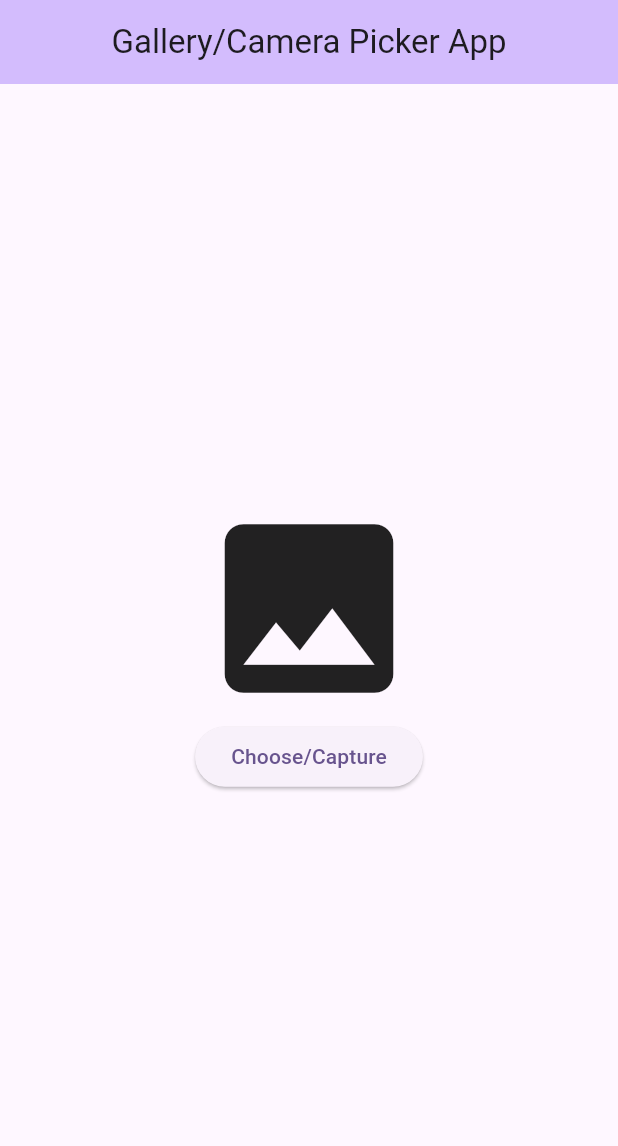
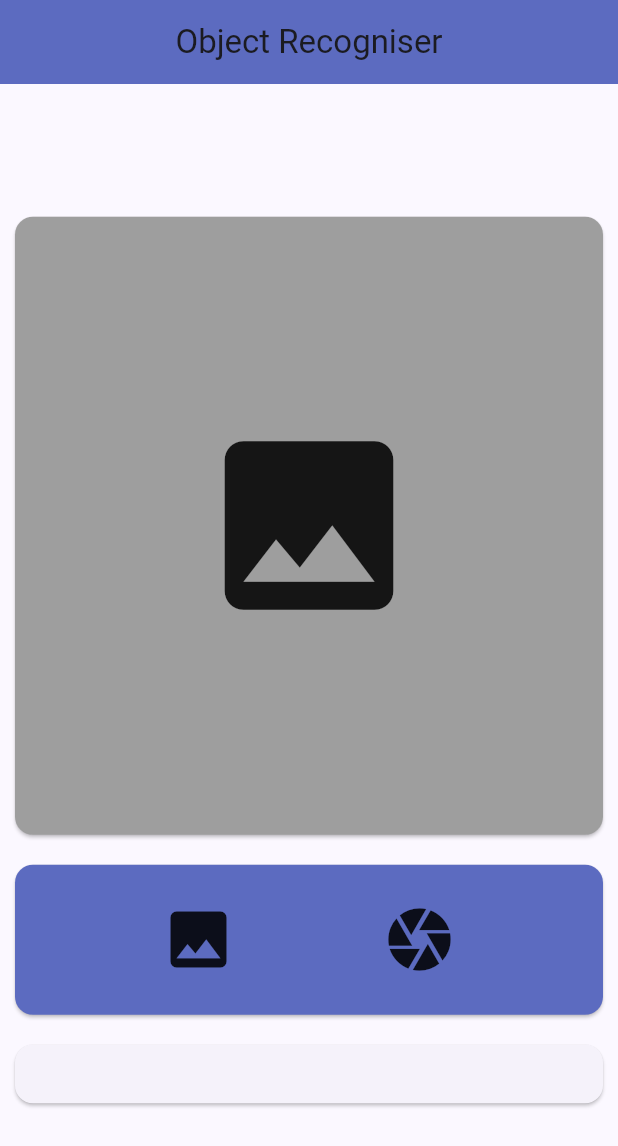
Before and after one commit to Matt-ya-Nata/imagepicker, a Flutter app: the screen it shows after launch, on a phone screen of 412 x 824 dp. Shown: the top 1146 px of the screen. Run offline on Flutter 3.47's test engine with Material 3 defaults, Android fonts, the phone set to English and light mode, and no system bars; our stand-ins replace image_picker; missing offline and left inert: google_mlkit_image_labeling.

Commit message:
Changing GUI of App

```diff
--- a/lib/main.dart
+++ b/lib/main.dart
@@ -14,13 +14,15 @@ class MyApp extends StatelessWidget {
   @override
   Widget build(BuildContext context) {
     return MaterialApp(
-      title: 'Gallery/Camera Picker App',
+      title: 'Object Recognizer',
       theme: ThemeData(
-        colorScheme: ColorScheme.fromSeed(seedColor: Colors.deepPurple),
+        colorScheme: ColorScheme.fromSeed(seedColor: Colors.indigo),
         useMaterial3: true,
       ),
       debugShowCheckedModeBanner: false, // Remove the debug banner
-      home: const MyHomePage(title: 'Gallery/Camera Picker App'),
+      home: const MyHomePage(
+        title: 'Object Recogniser',
+      ),
     );
   }
 }
@@ -35,7 +37,6 @@ class MyHomePage extends StatefulWidget {
 }
 
 class _MyHomePageState extends State<MyHomePage> {
-
   File? image;
   late ImagePicker imagePicker;
   late ImageLabeler labeler;
@@ -45,13 +46,15 @@ class _MyHomePageState extends State<MyHomePage> {
     super.initState();
     // Properly initialize the ImagePicker
     imagePicker = ImagePicker();
-    ImageLabelerOptions options = ImageLabelerOptions(confidenceThreshold:0.60);
+    ImageLabelerOptions options =
+        ImageLabelerOptions(confidenceThreshold: 0.60);
     labeler = ImageLabeler(options: options);
   }
 
   // Image choosing method
   chooseImage() async {
-    XFile? selectedImage = await imagePicker.pickImage(source: ImageSource.gallery);
+    XFile? selectedImage =
+        await imagePicker.pickImage(source: ImageSource.gallery);
     if (selectedImage != null) {
       image = File(selectedImage.path);
       performImageLabeling();
@@ -63,7 +66,8 @@ class _MyHomePageState extends State<MyHomePage> {
 
   // Image capturing method
   captureImage() async {
-    XFile? selectedImage = await imagePicker.pickImage(source: ImageSource.camera);
+    XFile? selectedImage =
+        await imagePicker.pickImage(source: ImageSource.camera);
     if (selectedImage != null) {
       image = File(selectedImage.path);
       performImageLabeling();
@@ -85,23 +89,20 @@ class _MyHomePageState extends State<MyHomePage> {
       final String text = label.label;
       final int index = label.index;
       final double confidence = label.confidence;
-      print(text+"    "+confidence.toString());
-      results+=text+"   "+confidence.toStringAsFixed(2)+ "\n";
+      print(text + "    " + confidence.toString());
+      results += text + "   " + confidence.toStringAsFixed(2) + "\n";
     }
 
     setState(() {
       results;
     });
-
   }
-
-
 
   @override
   Widget build(BuildContext context) {
     return Scaffold(
       appBar: AppBar(
-        backgroundColor: Theme.of(context).colorScheme.inversePrimary,
+        backgroundColor: Colors.indigo.shade400,
         centerTitle: true, // Center the title
         title: Text(widget.title),
       ),
@@ -110,22 +111,58 @@ class _MyHomePageState extends State<MyHomePage> {
           child: Column(
             mainAxisAlignment: MainAxisAlignment.center,
             children: <Widget>[
-              image == null
+              Card(
+                color: Colors.grey,
+                margin: EdgeInsets.all(10),
+                child: Container(
+                  width: MediaQuery.of(context).size.width,
+                  height: MediaQuery.of(context).size.height / 2,
+                  child: image == null
                       ? const Icon(
                           Icons.image,
                           size: 150,
                         )
                       : Image.file(image!),
-              ElevatedButton(
-                onPressed: () {
+                ),
+              ),
+              Card(
+                margin: EdgeInsets.all(10),
+                color: Colors.indigo.shade400,
+                child: Container(
+                  height: 100,
+                  child: Row(
+                    children: [
+                      InkWell(
+                        child: Icon(
+                          Icons.image,
+                          size: 50,
+                        ),
+                        onTap: () {
                           chooseImage();
                         },
-                onLongPress: () {
+                      ),
+                      InkWell(
+                        child: Icon(
+                          Icons.camera,
+                          size: 50,
+                        ),
+                        onTap: () {
                           captureImage();
                         },
-                child: const Text("Choose/Capture"),
+                      )
+                    ],
+                    mainAxisAlignment: MainAxisAlignment.spaceEvenly,
                   ),
-              Text(results)
+                ),
+              ),
+              Card(
+                child: Container(
+                  child: Text(results,style: TextStyle(fontSize:13),),
+                  width: MediaQuery.of(context).size.width,
+                  padding: EdgeInsets.all(10),
+                ),
+                margin: EdgeInsets.all(10),
+              )
             ],
           ),
         ),
```
Lines whose indentation alone changed are shown as unchanged.
